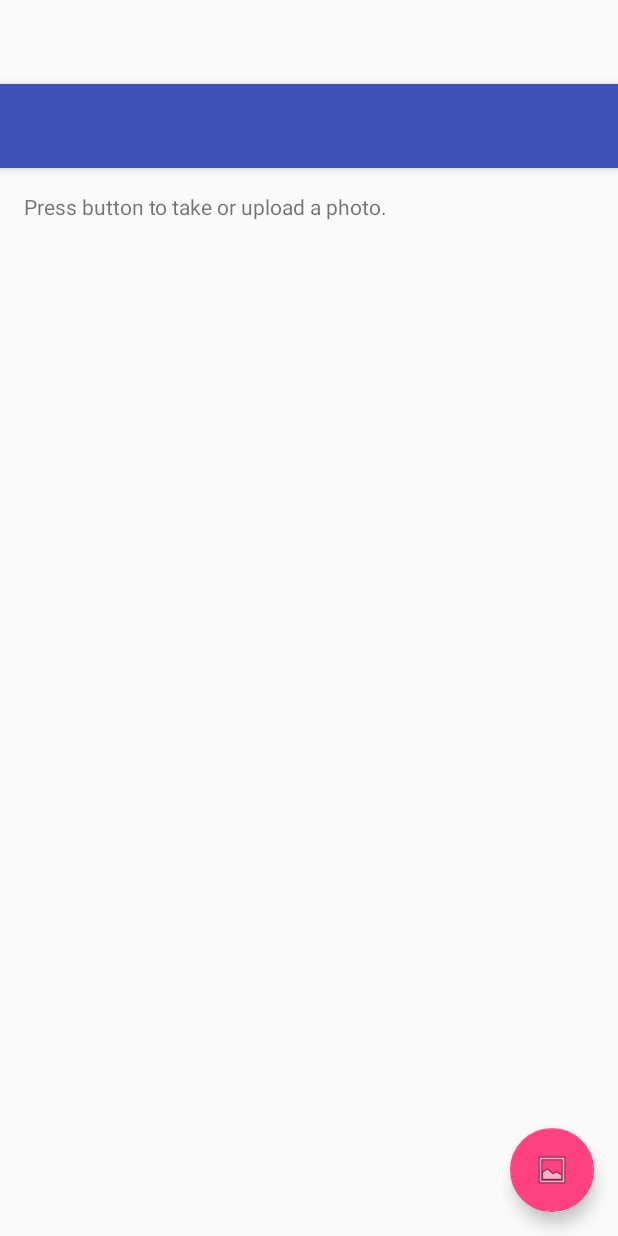
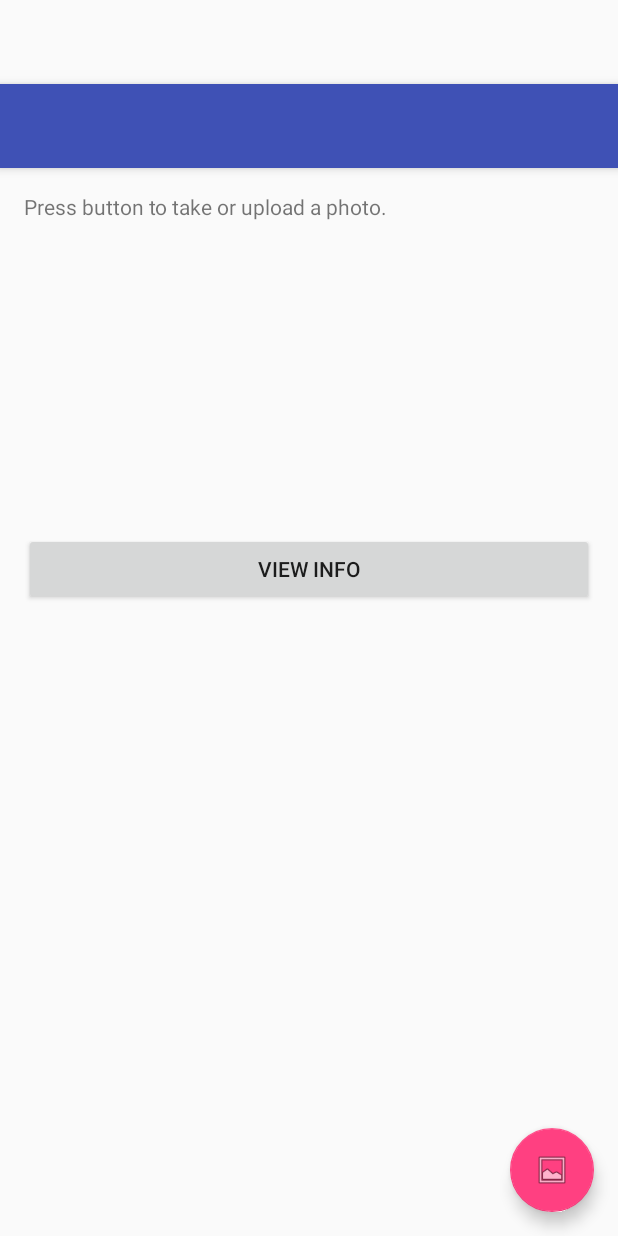
Before and after one commit to carfelre92/3rdyearproject, an Android app: the layout activity_main.xml on its own in the app's theme, with its tools: preview values and no code run, on a phone screen of 412 x 824 dp. Run offline under Robolectric (Android 15) with nearby library versions, the phone set to English and light mode, and no system bars.

Commit message:
Added view info button

```diff
--- a/NutritionApp/app/src/main/res/layout/activity_main.xml
+++ b/NutritionApp/app/src/main/res/layout/activity_main.xml
@@ -33,10 +33,15 @@
         android:src="@android:drawable/ic_menu_gallery" />
 
     <android.support.v4.view.ViewPager
-        xmlns:android="http://schemas.android.com/apk/res/android"
         android:id="@+id/pager"
         android:layout_width="match_parent"
         android:layout_height="match_parent" />
 
+    <Button
+        android:id="@+id/button"
+        android:layout_width="match_parent"
+        android:layout_height="wrap_content"
+        android:text="Button" />
+
 
 </android.support.design.widget.CoordinatorLayout>
--- a/NutritionApp/app/src/main/res/layout/content_main.xml
+++ b/NutritionApp/app/src/main/res/layout/content_main.xml
@@ -14,7 +14,9 @@
 
     <ScrollView
         android:layout_width="match_parent"
-        android:layout_height="match_parent">
+        android:layout_height="match_parent"
+        android:layout_alignParentTop="true"
+        android:layout_alignParentStart="true">
 
         <LinearLayout
             android:layout_width="match_parent"
@@ -33,6 +35,14 @@
                 android:layout_width="match_parent"
                 android:layout_height="200dp"
                 android:scaleType="fitCenter"/>
+
+            <Button
+                android:id="@+id/viewInfoBtn"
+                android:layout_width="match_parent"
+                android:layout_height="wrap_content"
+                android:text="View Info"
+                android:visibility="visible"/>
+
         </LinearLayout>
     </ScrollView>
 </RelativeLayout>
```
Also changed, not shown: NutritionApp/app/src/main/java/com/google/sample/cloudvision/MainActivity.java (+13 -0 lines).
